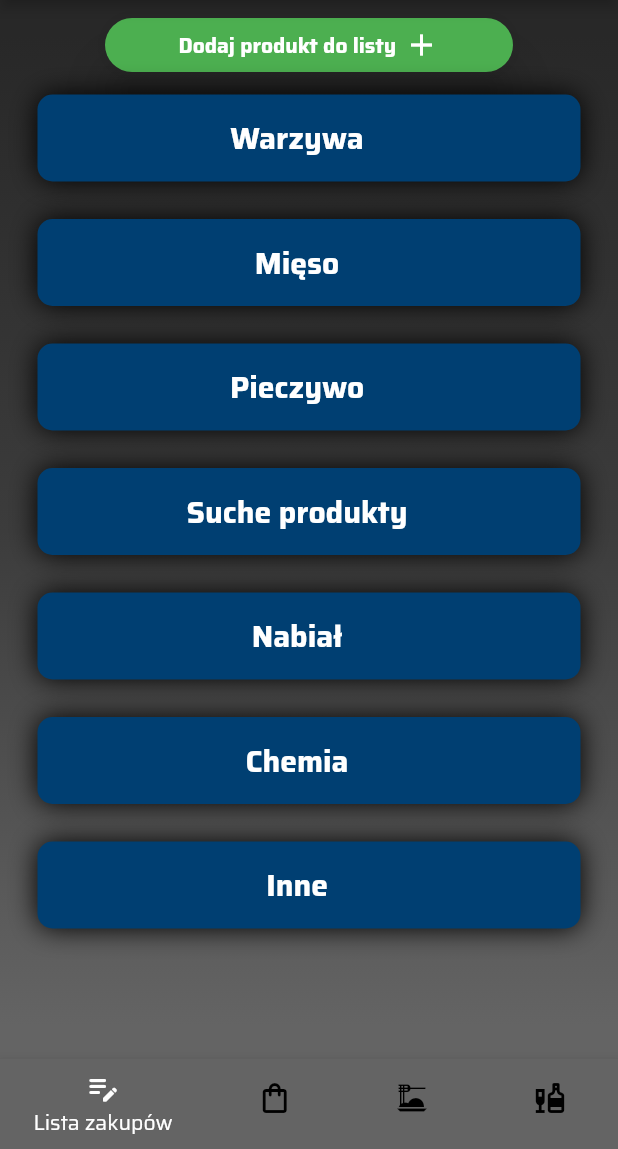
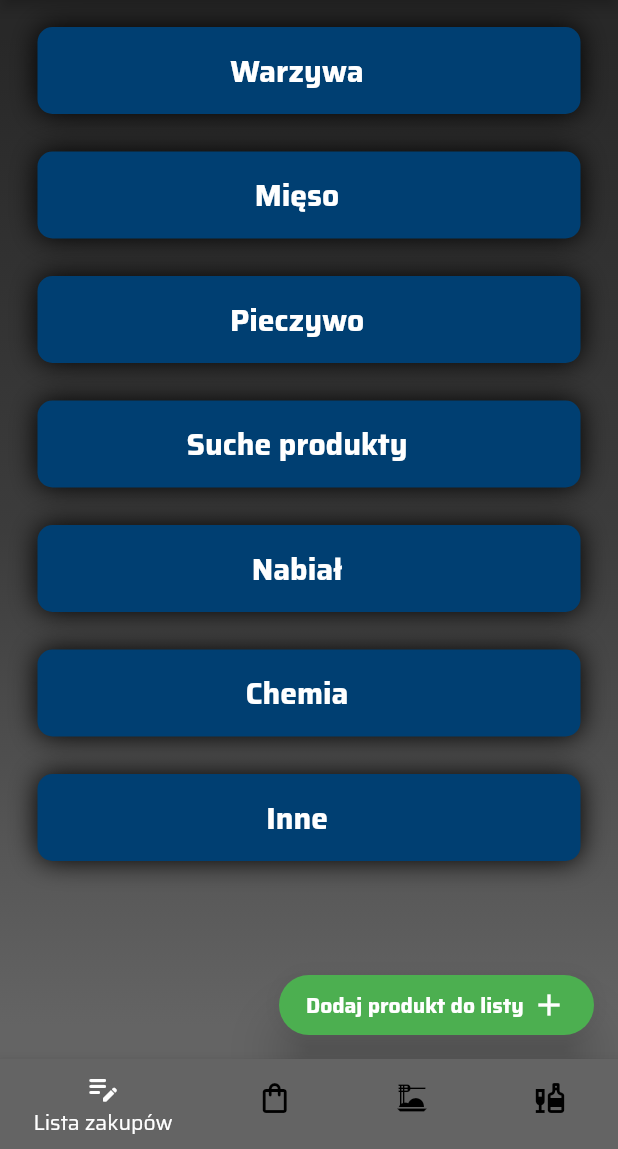
Before and after one commit to sebastiangirsza/ShopListApp, a Flutter app: the screen it shows once a user with an empty profile is signed in, on a phone screen of 412 x 824 dp, the part 87-1236 px from its top. Run offline on Flutter 3.47's test engine with Material 2 defaults, Android fonts, the phone set to English and light mode, and no system bars; our stand-ins replace bloc, cloud_firestore, firebase_auth, firebase_core, flutter_bloc, google_fonts and 1 more; accounts and stored records are empty.

Commit message:
Add floatingActionButton

```diff
--- a/lib/app/home/pages/shop_list/categories/categories_widget.dart
+++ b/lib/app/home/pages/shop_list/categories/categories_widget.dart
@@ -250,9 +250,11 @@ class _ProductsList extends StatelessWidget {
           child: Row(
             mainAxisAlignment: MainAxisAlignment.spaceBetween,
             children: [
-              Text(
-                productModel.productName,
-                style: GoogleFonts.getFont('Saira', fontSize: 15),
+              Flexible(
+                child: Text(
+                  productModel.productName,
+                  style: GoogleFonts.getFont('Saira', fontSize: 15),
+                ),
               ),
               Row(
                 mainAxisAlignment: MainAxisAlignment.end,
@@ -298,6 +300,7 @@ class _ProductsList extends StatelessWidget {
                         color: Colors.white,
                         Icons.shopping_bag_outlined),
                   ),
+                  // Text(productModel.quantity.toString())
                 ],
               )
             ],
--- a/lib/app/home/pages/shop_list/shop_list.dart
+++ b/lib/app/home/pages/shop_list/shop_list.dart
@@ -1,3 +1,4 @@
+import 'package:ShopListApp/app/home/pages/shop_list/categories/cubit/product_cubit.dart';
 import 'package:flutter/material.dart';
 import 'package:flutter_bloc/flutter_bloc.dart';
 import 'package:google_fonts/google_fonts.dart';
@@ -27,9 +28,17 @@ class _ShopListPageState extends State<ShopListPage> {
   Widget build(BuildContext context) {
     return Scaffold(
       body: ListView(
-        children: [
+        shrinkWrap: true,
+        children: const [
           Padding(
-            padding: const EdgeInsets.only(left: 70, right: 70, top: 8),
+            padding: EdgeInsets.only(bottom: 50.0, top: 15),
+            child: _ProductsGroup(),
+          ),
+        ],
+      ),
+      floatingActionButton: SizedBox(
+        width: 210,
+        height: 40,
         child: ElevatedButton(
           style: ElevatedButton.styleFrom(
               shadowColor: Colors.black,
@@ -119,8 +128,8 @@ class _ShopListPageState extends State<ShopListPage> {
                                   minValue: 1,
                                   maxValue: 100,
                                   itemCount: 5,
-                                      onChanged: (value) => setState(
-                                          () => productQuantity = value),
+                                  onChanged: (value) =>
+                                      setState(() => productQuantity = value),
                                 ),
                               ),
                             ],
@@ -140,8 +149,7 @@ class _ShopListPageState extends State<ShopListPage> {
                           )),
                       BlocProvider(
                         create: (context) => AddCubit(ProductsRepository(
-                                ProductRemoteDataSource(),
-                                UserRemoteDataSource())),
+                            ProductRemoteDataSource(), UserRemoteDataSource())),
                         child: BlocBuilder<AddCubit, AddState>(
                           builder: (context, state) {
                             return ElevatedButton(
@@ -160,21 +168,18 @@ class _ShopListPageState extends State<ShopListPage> {
                                       ScaffoldMessenger.of(context)
                                           .showSnackBar(
                                         SnackBar(
-                                              duration: const Duration(
-                                                  milliseconds: 600),
+                                          duration:
+                                              const Duration(milliseconds: 600),
                                           content: Row(
                                             mainAxisAlignment:
                                                 MainAxisAlignment.center,
                                             children: [
                                               Text(
-                                                      style:
-                                                          GoogleFonts.getFont(
+                                                  style: GoogleFonts.getFont(
                                                       'Saira',
                                                       fontWeight:
-                                                                  FontWeight
-                                                                      .bold,
-                                                              color:
-                                                                  Colors.white),
+                                                          FontWeight.bold,
+                                                      color: Colors.white),
                                                   'Produkt dodany do listy'),
                                             ],
                                           ),
@@ -206,10 +211,6 @@ class _ShopListPageState extends State<ShopListPage> {
             ],
           ),
         ),
-          ),
-          const SizedBox(height: 4),
-          const _ProductsGroup(),
-        ],
       ),
     );
   }
@@ -262,6 +263,28 @@ class _ProductsGroup extends StatelessWidget {
                             mainAxisAlignment: MainAxisAlignment.center,
                             children: [
                               const Icon(null),
+                              BlocProvider(
+                                create: (context) => ProductCubit(
+                                    ProductsRepository(
+                                        ProductRemoteDataSource(),
+                                        UserRemoteDataSource())),
+                                child: BlocBuilder<ProductCubit, ProductState>(
+                                  builder: (context, state) {
+                                    final productModels = state.products;
+                                    return Column(
+                                      children: [
+                                        for (final productModel
+                                            in productModels) ...[
+                                          Text(
+                                              style:
+                                                  TextStyle(color: Colors.red),
+                                              '${productModel.productGroup.length}'),
+                                        ],
+                                      ],
+                                    );
+                                  },
+                                ),
+                              ),
                               Text(
                                 categoriesName[index],
                                 style: GoogleFonts.getFont('Saira',
--- a/lib/app/my_app.dart
+++ b/lib/app/my_app.dart
@@ -37,7 +37,7 @@ class SplashScreen extends StatefulWidget {
 }
 
 class _SplashScreen extends State<SplashScreen> {
-  int splashtime = 2;
+  int splashtime = 0;
 
   @override
   void initState() {
```
Lines whose indentation alone changed are shown as unchanged.
